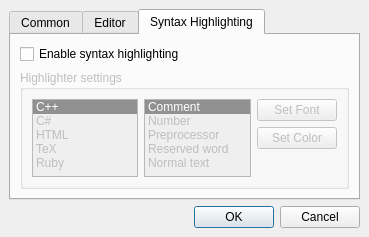
danblakemore/universal-indent-gui, file src/UiGuiSettingsDialog.ui: the form before one commit.
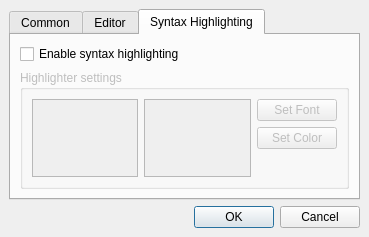
The form after the commit. The open tabs and pages were chosen to show the change. Icons and pictures are not drawn.

Commit message: Changed some tooltips and removed statustips because they will never be shown.

```diff
--- a/src/UiGuiSettingsDialog.ui
+++ b/src/UiGuiSettingsDialog.ui
@@ -313,65 +313,15 @@
           <item>
            <widget class="QListWidget" name="listWidget" >
             <property name="currentRow" >
-             <number>0</number>
+             <number>-1</number>
             </property>
-            <item>
-             <property name="text" >
-              <string>C++</string>
-             </property>
-            </item>
-            <item>
-             <property name="text" >
-              <string>C#</string>
-             </property>
-            </item>
-            <item>
-             <property name="text" >
-              <string>HTML</string>
-             </property>
-            </item>
-            <item>
-             <property name="text" >
-              <string>TeX</string>
-             </property>
-            </item>
-            <item>
-             <property name="text" >
-              <string>Ruby</string>
-             </property>
-            </item>
            </widget>
           </item>
           <item>
            <widget class="QListWidget" name="listWidget_2" >
             <property name="currentRow" >
-             <number>0</number>
+             <number>-1</number>
             </property>
-            <item>
-             <property name="text" >
-              <string>Comment</string>
-             </property>
-            </item>
-            <item>
-             <property name="text" >
-              <string>Number</string>
-             </property>
-            </item>
-            <item>
-             <property name="text" >
-              <string>Preprocessor</string>
-             </property>
-            </item>
-            <item>
-             <property name="text" >
-              <string>Reserved word</string>
-             </property>
-            </item>
-            <item>
-             <property name="text" >
-              <string>Normal text</string>
-             </property>
-            </item>
            </widget>
           </item>
           <item>
```
Left out of the diff: 49 changed lines with no effect on the pictures.
